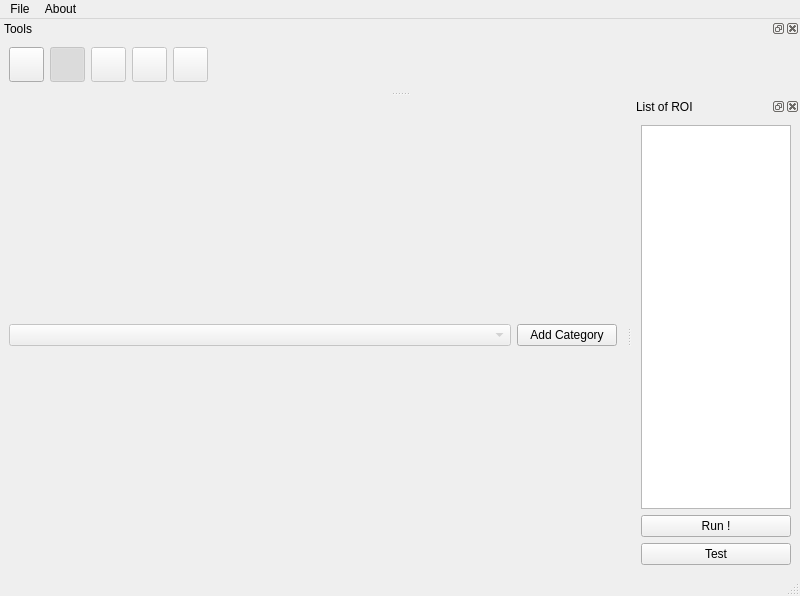
Above: ui/segment.ui from s-du/ForestPicTaker before the change. Below: the same form after it.
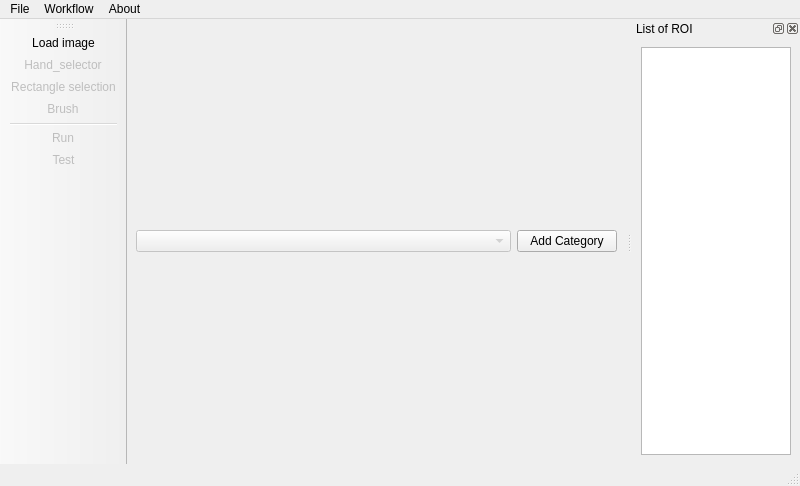
That is the form after the change.

Commit message: replace qpushbutton with actions

```diff
--- a/ui/segment.ui
+++ b/ui/segment.ui
@@ -7,7 +7,7 @@
     <x>0</x>
     <y>0</y>
     <width>800</width>
-    <height>596</height>
+    <height>486</height>
    </rect>
   </property>
   <property name="windowTitle">
@@ -77,220 +77,18 @@
      <string>About</string>
     </property>
    </widget>
+   <widget class="QMenu" name="menuWorkflow">
+    <property name="title">
+     <string>Workflow</string>
+    </property>
+    <addaction name="actionRectangle_selection"/>
+    <addaction name="actionRun"/>
+   </widget>
    <addaction name="menuFile"/>
+   <addaction name="menuWorkflow"/>
    <addaction name="menuabout"/>
   </widget>
   <widget class="QStatusBar" name="statusbar"/>
-  <widget class="QDockWidget" name="dockWidget">
-   <property name="layoutDirection">
-    <enum>Qt::LeftToRight</enum>
-   </property>
-   <property name="allowedAreas">
-    <set>Qt::LeftDockWidgetArea|Qt::TopDockWidgetArea</set>
-   </property>
-   <property name="windowTitle">
-    <string>Tools</string>
-   </property>
-   <attribute name="dockWidgetArea">
-    <number>4</number>
-   </attribute>
-   <widget class="QWidget" name="dockWidgetContents">
-    <layout class="QGridLayout" name="gridLayout_2">
-     <item row="0" column="0">
-      <widget class="QPushButton" name="pushButton_main_load">
-       <property name="minimumSize">
-        <size>
-         <width>35</width>
-         <height>35</height>
-        </size>
-       </property>
-       <property name="maximumSize">
-        <size>
-         <width>35</width>
-         <height>35</height>
-        </size>
-       </property>
-       <property name="toolTip">
-        <string>Load image</string>
-       </property>
-       <property name="text">
-        <string/>
-       </property>
-       <property name="iconSize">
-        <size>
-         <width>25</width>
-         <height>25</height>
-        </size>
-       </property>
-      </widget>
-     </item>
-     <item row="0" column="1">
-      <widget class="QPushButton" name="pushButton_hand">
-       <property name="enabled">
-        <bool>false</bool>
-       </property>
-       <property name="minimumSize">
-        <size>
-         <width>35</width>
-         <height>35</height>
-        </size>
-       </property>
-       <property name="maximumSize">
-        <size>
-         <width>35</width>
-         <height>35</height>
-        </size>
-       </property>
-       <property name="toolTip">
-        <string>Load point cloud</string>
-       </property>
-       <property name="text">
-        <string/>
-       </property>
-       <property name="iconSize">
-        <size>
-         <width>25</width>
-         <height>25</height>
-        </size>
-       </property>
-       <property name="checkable">
-        <bool>true</bool>
-       </property>
-       <property name="checked">
-        <bool>true</bool>
-       </property>
-       <property name="autoExclusive">
-        <bool>true</bool>
-       </property>
-      </widget>
-     </item>
-     <item row="0" column="2">
-      <widget class="QPushButton" name="pushButton_rect">
-       <property name="enabled">
-        <bool>false</bool>
-       </property>
-       <property name="minimumSize">
-        <size>
-         <width>35</width>
-         <height>35</height>
-        </size>
-       </property>
-       <property name="maximumSize">
-        <size>
-         <width>35</width>
-         <height>35</height>
-        </size>
-       </property>
-       <property name="toolTip">
-        <string>Add to category</string>
-       </property>
-       <property name="text">
-        <string/>
-       </property>
-       <property name="iconSize">
-        <size>
-         <width>25</width>
-         <height>25</height>
-        </size>
-       </property>
-       <property name="checkable">
-        <bool>true</bool>
-       </property>
-       <property name="autoExclusive">
-        <bool>true</bool>
-       </property>
-      </widget>
-     </item>
-     <item row="0" column="3">
-      <widget class="QPushButton" name="pushButton_circle">
-       <property name="enabled">
-        <bool>false</bool>
-       </property>
-       <property name="minimumSize">
-        <size>
-         <width>35</width>
-         <height>35</height>
-        </size>
-       </property>
-       <property name="maximumSize">
-        <size>
-         <width>35</width>
-         <height>35</height>
-        </size>
-       </property>
-       <property name="toolTip">
-        <string>Load point cloud</string>
-       </property>
-       <property name="text">
-        <string/>
-       </property>
-       <property name="iconSize">
-        <size>
-         <width>25</width>
-         <height>25</height>
-        </size>
-       </property>
-       <property name="checkable">
-        <bool>true</bool>
-       </property>
-       <property name="autoExclusive">
-        <bool>true</bool>
-       </property>
-      </widget>
-     </item>
-     <item row="0" column="4">
-      <widget class="QPushButton" name="pushButton_brush">
-       <property name="enabled">
-        <bool>false</bool>
-       </property>
-       <property name="minimumSize">
-        <size>
-         <width>35</width>
-         <height>35</height>
-        </size>
-       </property>
-       <property name="maximumSize">
-        <size>
-         <width>35</width>
-         <height>35</height>
-        </size>
-       </property>
-       <property name="toolTip">
-        <string>Load point cloud</string>
-       </property>
-       <property name="text">
-        <string/>
-       </property>
-       <property name="iconSize">
-        <size>
-         <width>25</width>
-         <height>25</height>
-        </size>
-       </property>
-       <property name="checkable">
-        <bool>true</bool>
-       </property>
-       <property name="autoExclusive">
-        <bool>true</bool>
-       </property>
-      </widget>
-     </item>
-     <item row="0" column="5">
-      <spacer name="horizontalSpacer">
-       <property name="orientation">
-        <enum>Qt::Horizontal</enum>
-       </property>
-       <property name="sizeHint" stdset="0">
-        <size>
-         <width>40</width>
-         <height>20</height>
-        </size>
-       </property>
-      </spacer>
-     </item>
-    </layout>
-   </widget>
-  </widget>
   <widget class="QDockWidget" name="dockWidget_2">
    <property name="allowedAreas">
     <set>Qt::LeftDockWidgetArea|Qt::RightDockWidgetArea</set>
@@ -319,23 +117,30 @@
        </property>
       </widget>
      </item>
-     <item>
-      <widget class="QPushButton" name="pushButton_run">
-       <property name="text">
-        <string>Run !</string>
-       </property>
-      </widget>
-     </item>
-     <item>
-      <widget class="QPushButton" name="pushButton_multirun">
-       <property name="text">
-        <string>Test</string>
-       </property>
-      </widget>
-     </item>
     </layout>
    </widget>
   </widget>
+  <widget class="QToolBar" name="toolBar">
+   <property name="enabled">
+    <bool>true</bool>
+   </property>
+   <property name="windowTitle">
+    <string>toolBar</string>
+   </property>
+   <attribute name="toolBarArea">
+    <enum>LeftToolBarArea</enum>
+   </attribute>
+   <attribute name="toolBarBreak">
+    <bool>true</bool>
+   </attribute>
+   <addaction name="actionLoad_image"/>
+   <addaction name="actionHand_selector"/>
+   <addaction name="actionRectangle_selection"/>
+   <addaction name="actionBrush"/>
+   <addaction name="separator"/>
+   <addaction name="actionRun"/>
+   <addaction name="actionTest"/>
+  </widget>
   <action name="actionLoad_image">
    <property name="text">
     <string>Load image</string>
@@ -346,6 +151,67 @@
     <string>Apply to folder</string>
    </property>
   </action>
+  <action name="actionRectangle_selection">
+   <property name="checkable">
+    <bool>true</bool>
+   </property>
+   <property name="enabled">
+    <bool>false</bool>
+   </property>
+   <property name="text">
+    <string>Rectangle selection</string>
+   </property>
+   <property name="toolTip">
+    <string>Rectangle selection</string>
+   </property>
+  </action>
+  <action name="actionHand_selector">
+   <property name="checkable">
+    <bool>true</bool>
+   </property>
+   <property name="enabled">
+    <bool>false</bool>
+   </property>
+   <property name="text">
+    <string>Hand_selector</string>
+   </property>
+   <property name="toolTip">
+    <string>Move image</string>
+   </property>
+  </action>
+  <action name="actionBrush">
+   <property name="enabled">
+    <bool>false</bool>
+   </property>
+   <property name="text">
+    <string>Brush</string>
+   </property>
+   <property name="toolTip">
+    <string>Brush selection</string>
+   </property>
+  </action>
+  <action name="actionRun">
+   <property name="enabled">
+    <bool>false</bool>
+   </property>
+   <property name="text">
+    <string>Run</string>
+   </property>
+   <property name="toolTip">
+    <string>Run segmentation</string>
+   </property>
+  </action>
+  <action name="actionTest">
+   <property name="enabled">
+    <bool>false</bool>
+   </property>
+   <property name="text">
+    <string>Test</string>
+   </property>
+   <property name="toolTip">
+    <string>Test parameters combination</string>
+   </property>
+  </action>
  </widget>
  <resources/>
  <connections/>
```
The commit also changes 1 other file.
